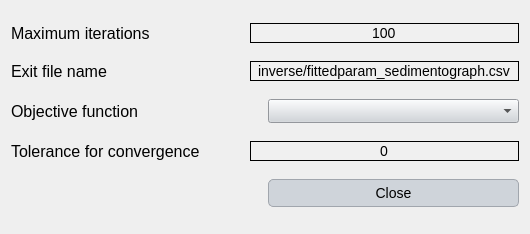
Above: Source_code/ui/calibration_advanced_settings_sedimentograph.ui from Inigobarbe/VFSMOD-GUI before the change. Below: the same form after it.
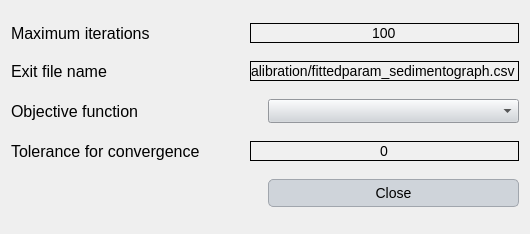
That is the form after the change.

Patch:
```diff
--- a/Source_code/ui/calibration_advanced_settings_sedimentograph.ui
+++ b/Source_code/ui/calibration_advanced_settings_sedimentograph.ui
@@ -162,7 +162,7 @@
      <item>
       <widget class="QLineEdit" name="exit_file">
        <property name="text">
-        <string>inverse/fittedparam_sedimentograph.csv</string>
+        <string>calibration/fittedparam_sedimentograph.csv</string>
        </property>
        <property name="alignment">
         <set>Qt::AlignCenter</set>
```
